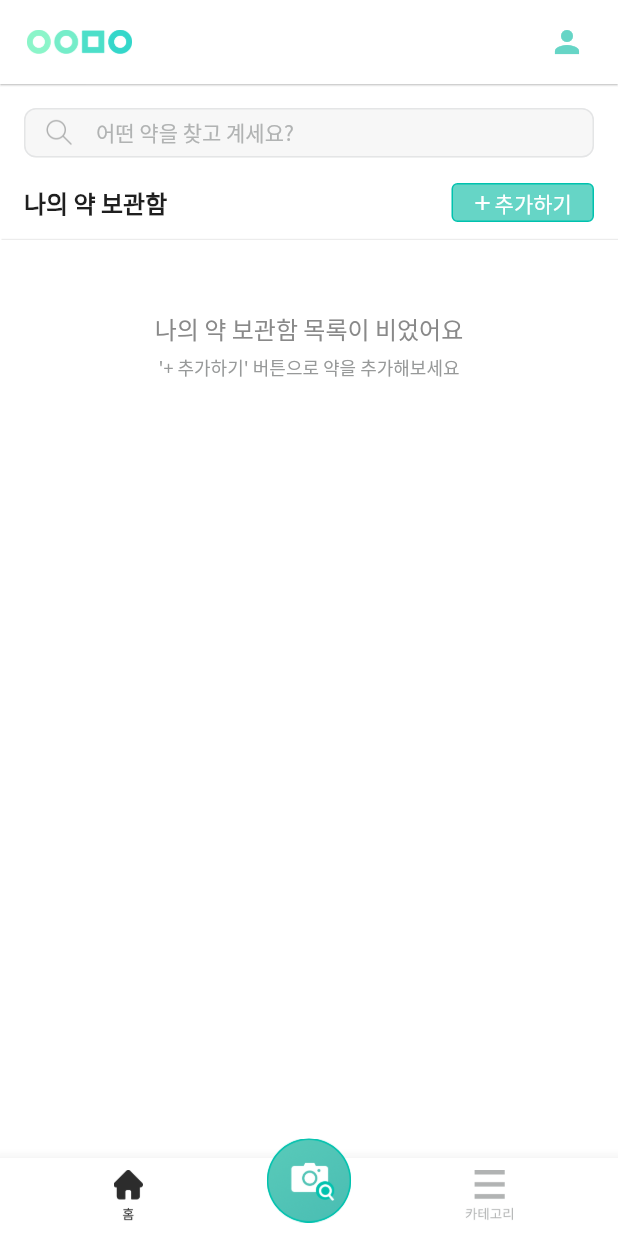
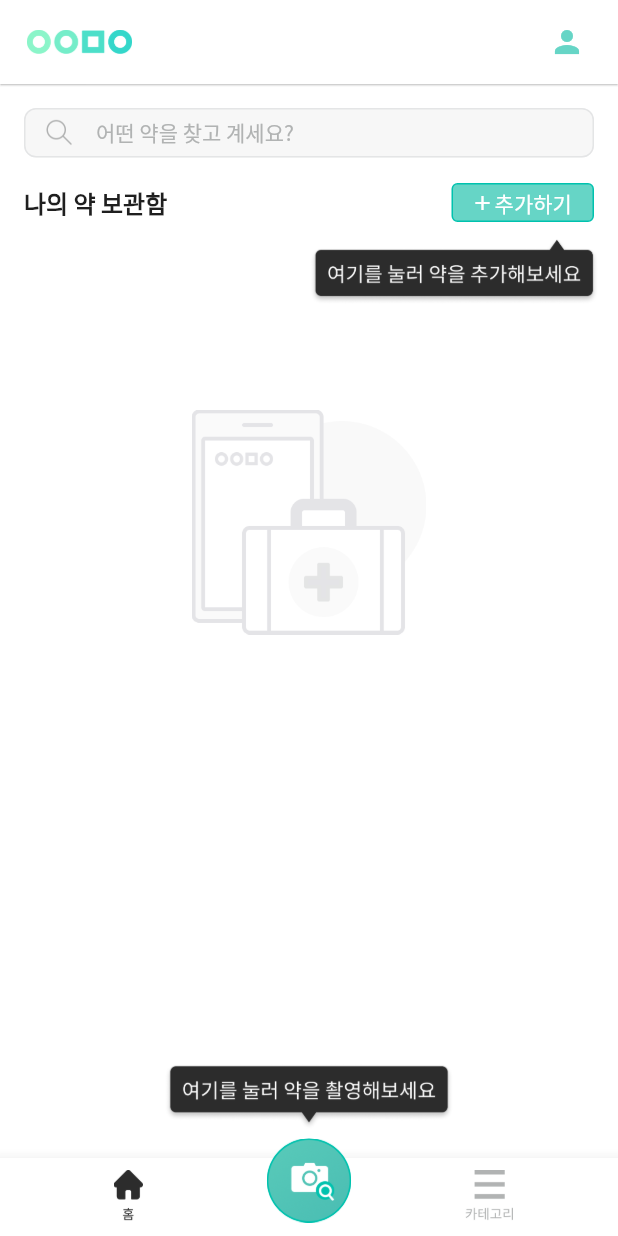
Before and after one commit to Semodrug/semo_ver2, a Flutter app: the screen it shows once a user with an empty profile is signed in, on a phone screen of 412 x 824 dp. Run offline on Flutter 3.47's test engine with Material 2 defaults, Android fonts, the phone set to English and light mode, and no system bars; our stand-ins replace camera, carousel_slider, cloud_firestore, firebase_auth, firebase_core, firebase_storage and 7 more; missing offline and left inert: camera_platform_interface, dynamic_text_highlighting, firebase_ml_vision, flutter_facebook_auth, tflite; accounts and stored records are empty.

Commit message:
[UPDATE] Home page for no Drug (initial home page)

```diff
--- a/lib/home/home.dart
+++ b/lib/home/home.dart
@@ -161,10 +161,6 @@ class _HomePageState extends State<HomePage> {
         Divider(height: 3, thickness: 0.5, indent: 1, endIndent: 0),
         Expanded(
           child:
-              // ListView(
-              //   children:
-              //       snapshot.map((data) => _buildListItem(context, data)).toList(),
-              // ),
               ListView.builder(
             padding: EdgeInsets.zero,
             shrinkWrap: true,
@@ -195,18 +191,6 @@ class _HomePageState extends State<HomePage> {
           newName = splitName[0];
         }
       }
-      //미디어 쿼리 기준 width가 370이하면
-      // if (newName.length > 18) {
-      //   if (mw < 320) {
-      //     newName = newName.substring(0, 15);
-      //     newName = newName + '...';
-      //
-      //
-      //   } else {
-      //     newName = newName.substring(0, 12);
-      //     newName = newName + '...';
-      //   }
-      // }
       return newName;
     }
 
@@ -245,8 +229,6 @@ class _HomePageState extends State<HomePage> {
 
     final difference = expirationTime.difference(rightNowTime).inDays;
 
-    //print('difference==> $difference');
-    //시간 계산하기 위한 코드 끝
 
     //사용기한 7일 남음
     if (difference < 8 && difference > -1) {
@@ -258,17 +240,9 @@ class _HomePageState extends State<HomePage> {
               builder: (context) => ReviewPage(data.itemSeq),
             ),
           ),
-          // //페이지 네비게이션 좌 --> 우
-          // Navigator.push(
-          // context,
-          // CupertinoPageRoute(builder: (_) => ReviewPage(data.itemSeq))
-          // )
         },
         child: index == totalNum
             ? Container(
-                // decoration: BoxDecoration(
-                //     border:
-                //         Border(bottom: BorderSide(width: 0.6, color: gray50))),
                 child: Column(
                   children: [
                     Padding(
@@ -297,8 +271,6 @@ class _HomePageState extends State<HomePage> {
                               ),
                               Container(
                                   width: 88,
-                                  //이미지는 고정값
-                                  //padding: EdgeInsets.symmetric(horizontal: 5),
                                   child: DrugImage(drugItemSeq: data.itemSeq)),
                               Container(
                                   padding: EdgeInsets.only(left: 12, top: 0),
@@ -318,7 +290,6 @@ class _HomePageState extends State<HomePage> {
                                                   .copyWith(
                                                       color:
                                                           gray750_activated))),
-                                      //SizedBox(height: 2,),
                                       Padding(
                                         padding: const EdgeInsets.symmetric(
                                             vertical: 3),
@@ -405,7 +376,6 @@ class _HomePageState extends State<HomePage> {
                       padding: const EdgeInsets.only(top: 5.0),
                       child: Container(
                         padding: EdgeInsets.only(left: 16.0),
-                        //width: double.infinity,
                         height: 90,
                         child: Material(
                           color: Colors.white,
@@ -427,8 +397,6 @@ class _HomePageState extends State<HomePage> {
                               ),
                               Container(
                                   width: 88,
-                                  //이미지는 고정값
-                                  //padding: EdgeInsets.symmetric(horizontal: 5),
                                   child: DrugImage(drugItemSeq: data.itemSeq)),
                               Container(
                                   padding: EdgeInsets.only(left: 12, top: 0),
@@ -448,7 +416,6 @@ class _HomePageState extends State<HomePage> {
                                                   .copyWith(
                                                       color:
                                                           gray750_activated))),
-                                      //SizedBox(height: 2,),
                                       Padding(
                                         padding: const EdgeInsets.symmetric(
                                             vertical: 3),
@@ -534,16 +501,12 @@ class _HomePageState extends State<HomePage> {
         },
         child: index == totalNum
             ? Container(
-                // decoration: BoxDecoration(
-                //     border:
-                //         Border(bottom: BorderSide(width: 0.6, color: gray50))),
                 child: Column(
                   children: [
                     Padding(
                       padding: const EdgeInsets.only(top: 5.0),
                       child: Container(
                         padding: EdgeInsets.only(left: 16.0),
-                        //width: double.infinity,
                         height: 90,
                         child: Material(
                           color: Colors.white,
@@ -564,8 +527,6 @@ class _HomePageState extends State<HomePage> {
                                 ),
                               ),
                               Container(
-                                  //이미지는 고정값
-                                  //padding: EdgeInsets.symmetric(horizontal: 5),
                                   child: Container(
                                       width: 88,
                                       child: DrugImage(
@@ -588,7 +549,6 @@ class _HomePageState extends State<HomePage> {
                                                   .copyWith(
                                                       color:
                                                           gray750_activated))),
-                                      //SizedBox(height: 2,),
                                       Padding(
                                         padding: const EdgeInsets.symmetric(
                                             vertical: 3),
@@ -675,7 +635,6 @@ class _HomePageState extends State<HomePage> {
                       padding: const EdgeInsets.only(top: 5.0),
                       child: Container(
                         padding: EdgeInsets.only(left: 16.0),
-                        //width: double.infinity,
                         height: 90,
                         child: Material(
                           color: Colors.white,
@@ -696,8 +655,6 @@ class _HomePageState extends State<HomePage> {
                                 ),
                               ),
                               Container(
-                                  //이미지는 고정값
-                                  //padding: EdgeInsets.symmetric(horizontal: 5),
                                   child: Container(
                                       width: 88,
                                       child: DrugImage(
@@ -720,7 +677,6 @@ class _HomePageState extends State<HomePage> {
                                                   .copyWith(
                                                       color:
                                                           gray750_activated))),
-                                      //SizedBox(height: 2,),
                                       Padding(
                                         padding: const EdgeInsets.symmetric(
                                             vertical: 3),
@@ -806,10 +762,6 @@ class _HomePageState extends State<HomePage> {
         },
         child: index == totalNum
             ? Container(
-                //padding: EdgeInsets.only(bottom: 10.0),
-                // decoration: BoxDecoration(
-                //     border:
-                //         Border(bottom: BorderSide(width: 0.6, color: gray50))),
                 child: Column(
                   children: [
                     Padding(
@@ -818,7 +770,6 @@ class _HomePageState extends State<HomePage> {
                         padding: EdgeInsets.only(
                           left: 16.0,
                         ),
-                        //width: double.infinity,
                         height: 90,
                         child: Material(
                           color: Colors.white,
@@ -839,8 +790,6 @@ class _HomePageState extends State<HomePage> {
                                 ),
                               ),
                               Container(
-                                  //이미지는 고정값
-                                  //padding: EdgeInsets.symmetric(horizontal: 5),
                                   child: Container(
                                       width: 88,
                                       child: DrugImage(
@@ -863,7 +812,6 @@ class _HomePageState extends State<HomePage> {
                                                   .copyWith(
                                                       color:
                                                           gray750_activated))),
-                                      //SizedBox(height: 2,),
                                       Padding(
                                         padding: const EdgeInsets.symmetric(
                                             vertical: 3),
@@ -930,7 +878,6 @@ class _HomePageState extends State<HomePage> {
                 ),
               )
             : Container(
-                //padding: EdgeInsets.only(bottom: 10.0),
                 decoration: BoxDecoration(
                     border:
                         Border(bottom: BorderSide(width: 0.6, color: gray50))),
@@ -942,7 +889,6 @@ class _HomePageState extends State<HomePage> {
                         padding: EdgeInsets.only(
                           left: 16.0,
                         ),
-                        //width: double.infinity,
                         height: 90,
                         child: Material(
                           color: Colors.white,
@@ -963,8 +909,6 @@ class _HomePageState extends State<HomePage> {
                                 ),
                               ),
                               Container(
-                                  //이미지는 고정값
-                                  //padding: EdgeInsets.symmetric(horizontal: 5),
                                   child: Container(
                                       width: 88,
                                       child: DrugImage(
@@ -987,7 +931,6 @@ class _HomePageState extends State<HomePage> {
                                                   .copyWith(
                                                       color:
                                                           gray750_activated))),
-                                      //SizedBox(height: 2,),
                                       Padding(
                                         padding: const EdgeInsets.symmetric(
                                             vertical: 3),
@@ -1053,7 +996,6 @@ class _HomePageState extends State<HomePage> {
 
   Widget _popUpAddDrug(context) {
     return Container(
-      //color: yellow,
       decoration: new BoxDecoration(
           color: Colors.white,
           borderRadius: new BorderRadius.only(
@@ -1570,9 +1512,7 @@ class _HomePageState extends State<HomePage> {
                 Spacer(),
                 InkWell(
                   onTap: () {
-                    // Navigator.push(context,
-                    //    MaterialPageRoute(builder: (context) => AddButton()));
-                    showModalBottomSheet(
+                      showModalBottomSheet(
                         backgroundColor: Colors.transparent,
                         context: context,
                         builder: (BuildContext context) {
@@ -1608,29 +1548,38 @@ class _HomePageState extends State<HomePage> {
           ),
         ),
       ),
-      Divider(height: 3, thickness: 0.5, indent: 1, endIndent: 0),
       Container(
-        padding: EdgeInsets.symmetric(vertical: 46),
+        margin: EdgeInsets.only(right: 13),
+        padding: EdgeInsets.zero,
+        child: Row(
+          mainAxisAlignment: MainAxisAlignment.end,
+          children: [
+            SizedBox(
+                height: 45,
+                child: Image(image: AssetImage('assets/images/msg_box.png'))),
+          ],
+        ),
+      ),
+      SizedBox(height: 70,),
+      Container(
         child: Center(
           child: Column(
             children: [
-              Text('나의 약 보관함 목록이 비었어요',
-                  style: Theme.of(context)
-                      .textTheme
-                      .headline5
-                      .copyWith(color: gray500)),
               SizedBox(
-                height: 5,
-              ),
-              Text(
-                '\'+ 추가하기\' 버튼으로 약을 추가해보세요',
-                style: Theme.of(context).textTheme.headline5.copyWith(
-                    fontSize: 12, fontWeight: FontWeight.w400, color: gray400),
-              )
+                  height: 150,
+                  child: Image(image: AssetImage('assets/images/background_nothing.png'))),
             ],
           ),
         ),
-      )
+      ),
+      Spacer(),
+      Container(
+          child: Padding(
+            padding: const EdgeInsets.only(bottom: 18.0),
+            child: SizedBox(
+                height: 45,
+                child: Image(image: AssetImage('assets/images/bottom_msg_box.png'))),
+          )),
     ]);
   }
 }
```
